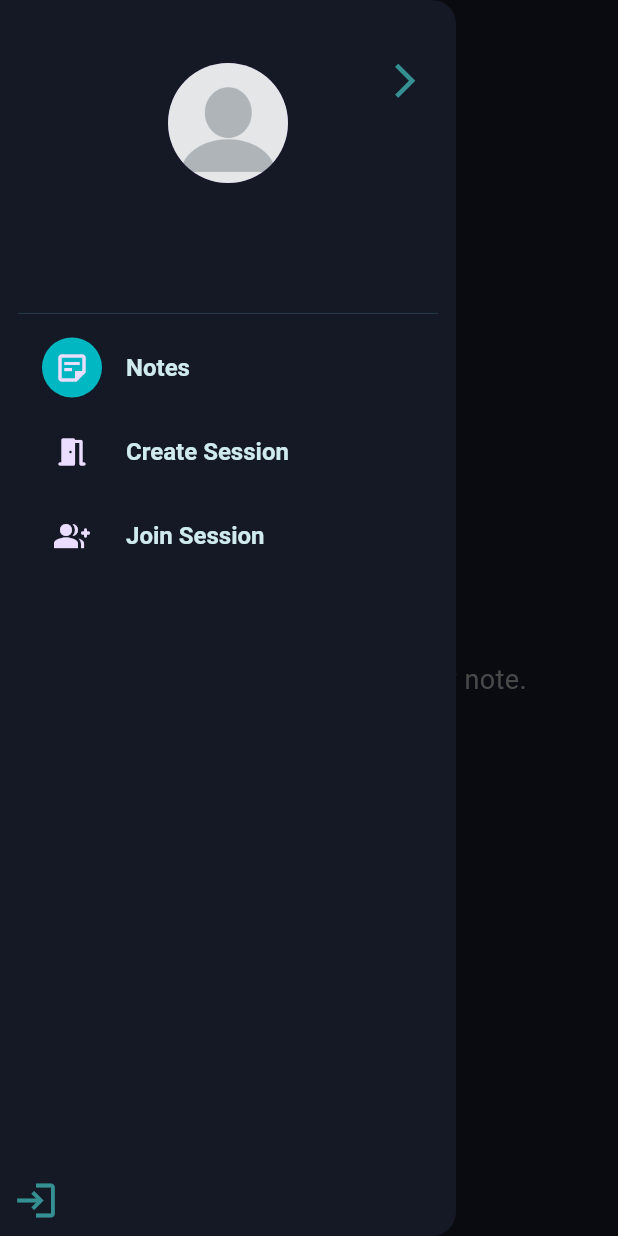
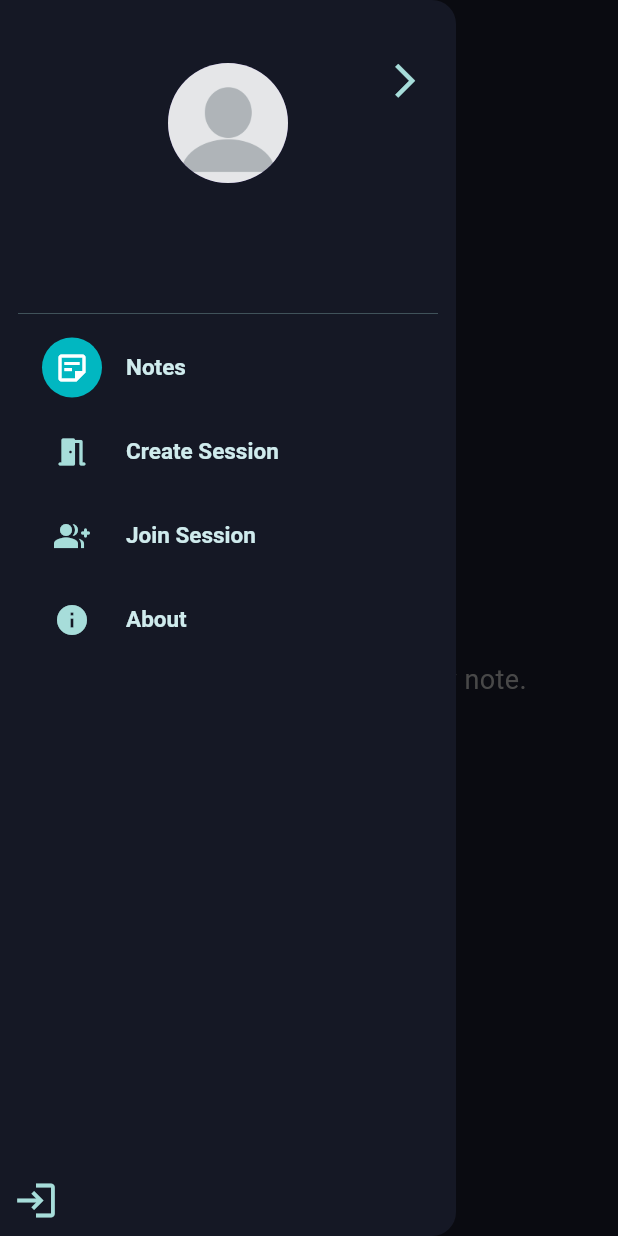
Before and after one commit to MohammedBazhair/link_note, a Flutter app: the NotesListScreen screen opened directly, in the side drawer, after a tap on the "add" icon, on a phone screen of 412 x 824 dp. Run offline on Flutter 3.47's test engine with Material 3 defaults, Android fonts, the phone set to English and light mode, and no system bars; our stand-ins replace app_links, flutter_cache_manager, flutter_riverpod, flutter_svg, get_it, image_picker and 7 more; missing offline and left inert: mobile_scanner, protocol_handler, scanner_overlay; accounts and stored records are empty.

Commit message:
refactor: Enhance UI components and improve color management; add About App screen and tile wrapper

```diff
--- a/lib/core/constants/colors/colors.dart
+++ b/lib/core/constants/colors/colors.dart
@@ -4,5 +4,6 @@ final class DarkColors {
   DarkColors._();
   static const primary = Color(0xFF01B7C1);
   static const cursor = Color(0xA300C2CC);
-  static const icon = Color(0x8550FFF6);
+  static const icon = Color(0xFFA7DDDA);
+  static const Color secondFont = Color(0xB9A7DDDA);
 }
--- a/lib/core/presentation/widgets/custom_drawer.dart
+++ b/lib/core/presentation/widgets/custom_drawer.dart
@@ -52,6 +52,7 @@ class CustomDrawer extends ConsumerWidget {
                         const CreateSessionTile(),
                         const JoinSessionTile(),
                       ],
+                      const AboutAppTile(),
                     ],
                   ),
                 ),
--- a/lib/core/presentation/widgets/drawer_tiles.dart
+++ b/lib/core/presentation/widgets/drawer_tiles.dart
@@ -11,6 +11,7 @@ import '../../../features/session/presentation/screens/join_session_by_code_scre
 import '../../../features/session/presentation/screens/session_screen.dart';
 import '../../constants/colors/colors.dart';
 import '../../extensions/extensions.dart';
+import '../screens/about_app_screen.dart';
 
 class DrawerTile extends StatelessWidget {
   const DrawerTile({
@@ -31,6 +32,7 @@ class DrawerTile extends StatelessWidget {
       tileColor: Colors.transparent,
       leading: CircleAvatar(
         backgroundColor: isSelected ? DarkColors.primary : Colors.transparent,
+        foregroundColor: isSelected ? Colors.white : DarkColors.icon,
         child: Icon(icon),
       ),
       title: Text(title),
@@ -136,3 +138,18 @@ class JoinSessionTile extends StatelessWidget {
     );
   }
 }
+
+class AboutAppTile extends StatelessWidget {
+  const AboutAppTile({super.key});
+
+  @override
+  Widget build(BuildContext context) {
+    return DrawerTile(
+      icon: Icons.info,
+      title: 'About',
+      onTap: () {
+        context.pushTo(const AboutAppScreen());
+      },
+    );
+  }
+}
--- /dev/null
+++ b/lib/core/presentation/widgets/tile_wrapper.dart
@@ -0,0 +1,32 @@
+import 'package:flutter/material.dart';
+
+import '../../constants/colors/colors.dart';
+
+class TileWrapper extends StatelessWidget {
+  const TileWrapper({super.key, required this.child});
+  final Widget child;
+
+  @override
+  Widget build(BuildContext context) {
+    return Container(
+      margin: const EdgeInsets.only(bottom: 18),
+      decoration: BoxDecoration(
+        gradient: LinearGradient(
+          colors: [
+            DarkColors.primary.withOpacity(.08),
+            DarkColors.primary.withOpacity(.12),
+          ],
+          stops: const [0.4, 0.8],
+        ),
+        borderRadius: BorderRadius.circular(20),
+
+        border: Border.all(
+          color: DarkColors.primary.withOpacity(0.2),
+          strokeAlign: BorderSide.strokeAlignCenter,
+          width: 0.4,
+        ),
+      ),
+      child: child,
+    );
+  }
+}
--- a/lib/core/theme/dark_theme.dart
+++ b/lib/core/theme/dark_theme.dart
@@ -91,19 +91,19 @@ ThemeData darkTheme() => ThemeData(
   listTileTheme: ListTileThemeData(
     selectedTileColor: const Color(0xFF0C7395),
     selectedColor: Colors.grey.shade100,
-    tileColor: const Color(0xFF043F52),
-    iconColor: DarkColors.icon,
+    tileColor: Colors.transparent,
     titleTextStyle: const TextStyle(
+      fontSize: 15,
       color: Color(0xFFCFEBED),
-      fontSize: 16,
       fontWeight: FontWeight.w600,
       overflow: TextOverflow.ellipsis,
     ),
     subtitleTextStyle: const TextStyle(
-      color: Color(0xFF95B5B7),
+      color: DarkColors.secondFont,
       overflow: TextOverflow.ellipsis,
+      fontSize: 13,
     ),
-    shape: RoundedRectangleBorder(borderRadius: BorderRadius.circular(15)),
+    shape: RoundedRectangleBorder(borderRadius: BorderRadius.circular(20)),
   ),
   floatingActionButtonTheme: const FloatingActionButtonThemeData(
     backgroundColor: DarkColors.primary,
--- a/lib/features/auth/domain/repositories/auth_repository.dart
+++ b/lib/features/auth/domain/repositories/auth_repository.dart
@@ -1,5 +1,7 @@
+
 import 'package:supabase_flutter/supabase_flutter.dart';
 
+import '../../../../core/errors/result.dart';
 import '../../../user/domain/entities/user.dart';
 
 abstract interface class AuthRepository {
@@ -11,5 +13,5 @@ abstract interface class AuthRepository {
 
   Future<void> signInWithGoogle();
 
-  Future<AuthResponse> signInWithUrl(Uri uri);
+  Future<Result<AuthResponse>> signInWithUrl(Uri uri);
 }
--- a/lib/features/note/presentation/controllers/note_ai_controller/note_ai_controller.dart
+++ b/lib/features/note/presentation/controllers/note_ai_controller/note_ai_controller.dart
@@ -24,8 +24,7 @@ class NoteAiController extends StateNotifier<NoteAiState> {
     } catch (e) {
       debugPrint(e.toString());
     } finally {
-            _resetState();
-
+      _resetState();
     }
   }
 
--- a/lib/features/note/presentation/controllers/note_controller/note_controller.dart
+++ b/lib/features/note/presentation/controllers/note_controller/note_controller.dart
@@ -88,8 +88,6 @@ class NoteController extends StateNotifier<Map<String, Note>> {
 
   Future<void> updateNote(Note note) async {
     try {
-      print('updateNote');
-      print(note);
       await _notesRepository.update(note);
       final copiedMap = {...state};
       if (note.id == null) throw ArgumentError.notNull();
--- a/lib/features/note/presentation/widgets/note_tile.dart
+++ b/lib/features/note/presentation/widgets/note_tile.dart
@@ -2,7 +2,9 @@ import 'package:flutter/material.dart';
 import 'package:flutter_riverpod/flutter_riverpod.dart';
 import 'package:flutter_riverpod/legacy.dart';
 import 'package:skeletonizer/skeletonizer.dart';
+import '../../../../core/constants/colors/colors.dart';
 import '../../../../core/extensions/extensions.dart';
+import '../../../../core/presentation/widgets/tile_wrapper.dart';
 import '../../domain/entities/note.dart';
 import '../../domain/entities/selectable_note.dart';
 import '../screens/note_editor_screen.dart';
@@ -21,8 +23,11 @@ class NoteTile extends ConsumerWidget {
     final isSelected =
         ref.watch(selectableNoteProvider.select((s) => s.noteId)) == note.id;
 
-    return ListTile(
+    return TileWrapper(
+      child: ListTile(
+        tileColor: isSelected ? DarkColors.primary : Colors.transparent,
         title: Text(note.title.isEmpty ? 'No Title' : note.title, maxLines: 1),
+        contentPadding: const EdgeInsets.symmetric(horizontal: 20, vertical: 2),
         subtitle: Text(note.content, maxLines: 1),
         trailing: Skeleton.ignore(
           child: isSelected
@@ -40,6 +45,7 @@ class NoteTile extends ConsumerWidget {
 
           context.pushTo(NoteEditorScreen(note: note));
         },
+      ),
     );
   }
 }
```
Also changed, not shown: lib/core/presentation/screens/about_app_screen.dart (added, +140 -0 lines), lib/features/auth/data/repositories/auth_repository_impl.dart (+15 -8 lines), lib/features/auth/presentation/controllers/auth_controller.dart (+3 -8 lines). Lines whose indentation alone changed are shown as unchanged.
